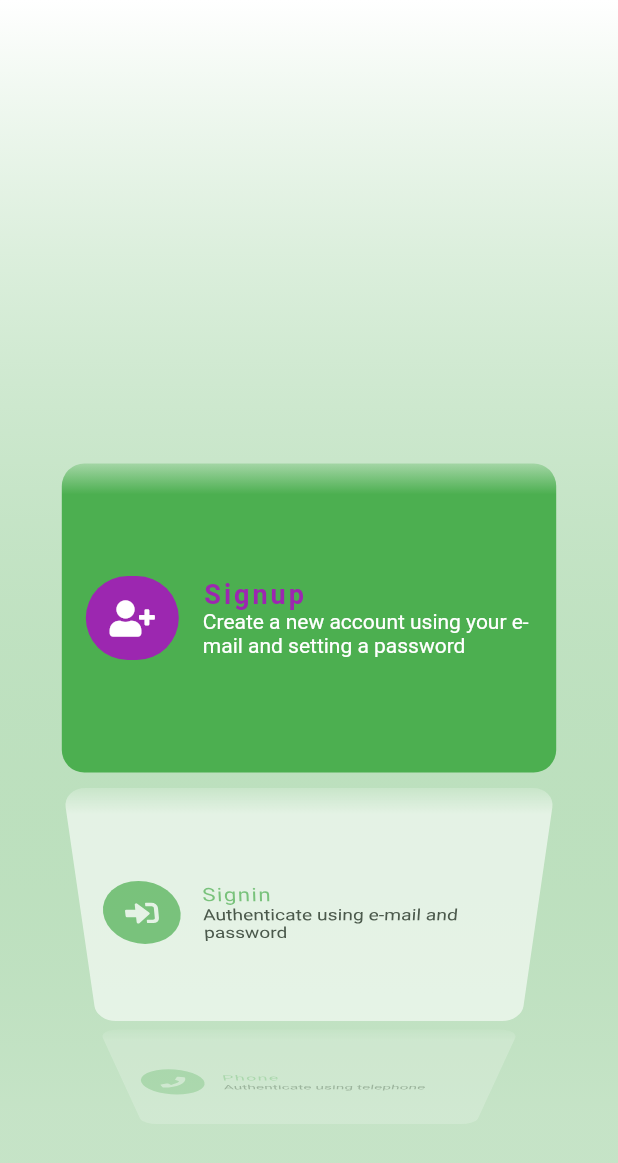
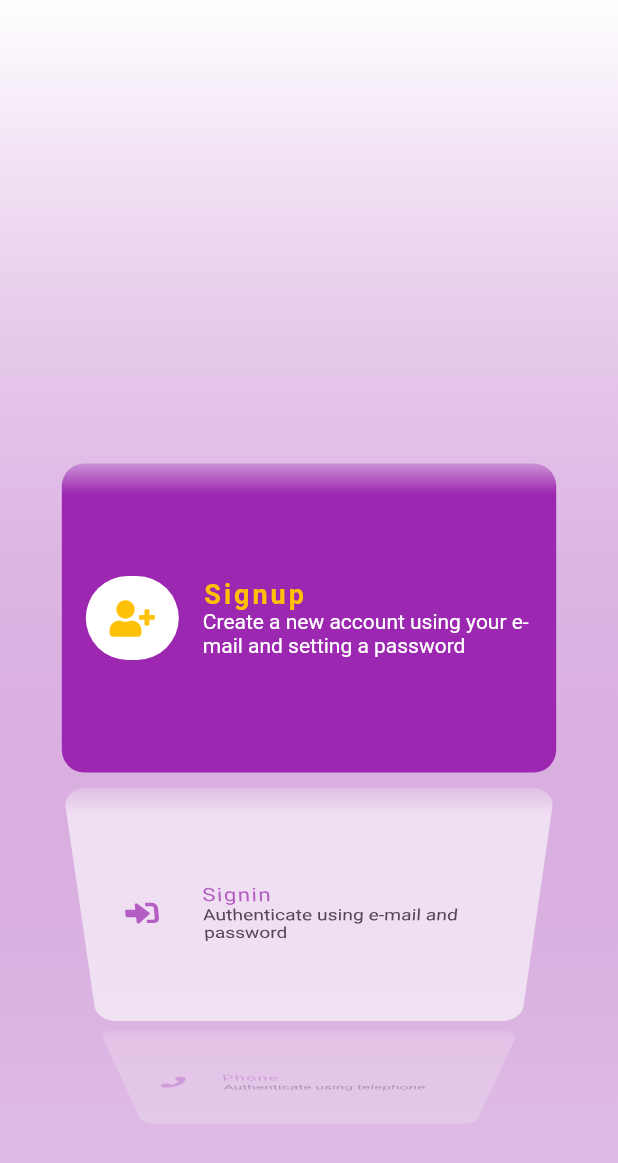
Before and after one commit to didof/morsecode, a Flutter app: the screen it shows after launch, on a phone screen of 412 x 824 dp. Shown: the top 1163 px of the screen. Run offline on Flutter 3.47's test engine with Material 2 defaults, Android fonts, the phone set to English and light mode, and no system bars; our stand-ins replace firebase_auth, firebase_core, font_awesome_flutter, permission_handler; accounts and stored records are empty.

Commit message:
added scroll physics

```diff
--- a/lib/features/authentication/presentation/widgets/AuthMethodPicker.dart
+++ b/lib/features/authentication/presentation/widgets/AuthMethodPicker.dart
@@ -34,14 +34,14 @@ class AuthMethodPicker extends StatelessWidget {
                 leading: AnimatedContainer(
                   duration: provider.duration,
                   decoration: BoxDecoration(
-                    color: provider.getColor(index, inverted: true),
+                    color: provider.getColor(index),
                     borderRadius: BorderRadius.circular(30.0),
                   ),
                   curve: Curves.easeInOut,
                   padding: const EdgeInsets.all(16.0),
                   child: FaIcon(
                     icon,
-                    color: provider.getColor(index),
+                    color: provider.getColor(index, inverted: true),
                   ),
                 ),
                 title: AnimatedDefaultTextStyle(
--- a/lib/main.dart
+++ b/lib/main.dart
@@ -16,8 +16,8 @@ class App extends StatelessWidget {
   @override
   Widget build(BuildContext context) {
     final ThemeData theme = ThemeData(
-      primarySwatch: Colors.green,
-      accentColor: Colors.purple,
+      primarySwatch: Colors.purple,
+      accentColor: Colors.amber,
       visualDensity: VisualDensity.adaptivePlatformDensity,
     );
 
--- a/lib/widgets/ListWheelGestureDetector.dart
+++ b/lib/widgets/ListWheelGestureDetector.dart
@@ -52,6 +52,7 @@ class _ListWheelGestureDetectorState extends State<ListWheelGestureDetector> {
             itemExtent: widget.itemExtent,
             children: widget.children,
             onSelectedItemChanged: widget.onSelectedItemChanged,
+            physics: FixedExtentScrollPhysics(),
           ),
         ),
         Container(
```
